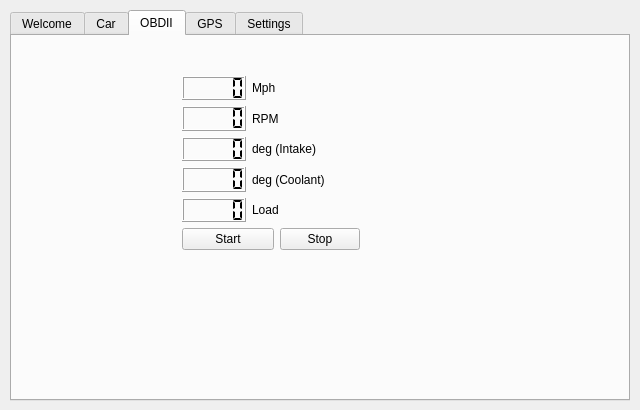
Before: the Qt Designer form main.ui in kd8bny/pi2go, drawn with Qt 5.
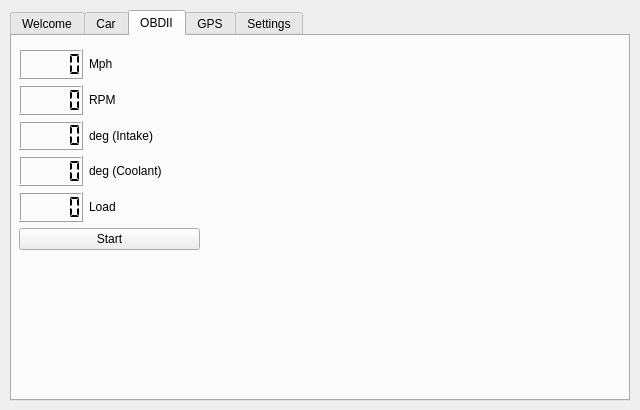
After: the same form once the commit is applied. The open tabs and pages were chosen to show the change.

```diff
--- a/main.ui
+++ b/main.ui
@@ -96,10 +96,10 @@
      <widget class="QWidget" name="layoutWidget">
       <property name="geometry">
        <rect>
-        <x>170</x>
-        <y>40</y>
-        <width>178</width>
-        <height>174</height>
+        <x>7</x>
+        <y>13</y>
+        <width>181</width>
+        <height>201</height>
        </rect>
       </property>
       <layout class="QGridLayout" name="gridLayout">
@@ -188,8 +188,8 @@
          </property>
         </widget>
        </item>
-       <item row="5" column="0" colspan="2">
-        <widget class="QPushButton" name="obdStart">
+       <item row="5" column="0" colspan="3">
+        <widget class="QPushButton" name="obdButton">
          <property name="text">
           <string>Start</string>
          </property>
@@ -210,13 +210,6 @@
          </property>
         </widget>
        </item>
-       <item row="5" column="2">
-        <widget class="QPushButton" name="obdKill">
-         <property name="text">
-          <string>Stop</string>
-         </property>
-        </widget>
-       </item>
       </layout>
      </widget>
     </widget>
```
Left out of the diff: 2 changed lines with no effect on the pictures.
